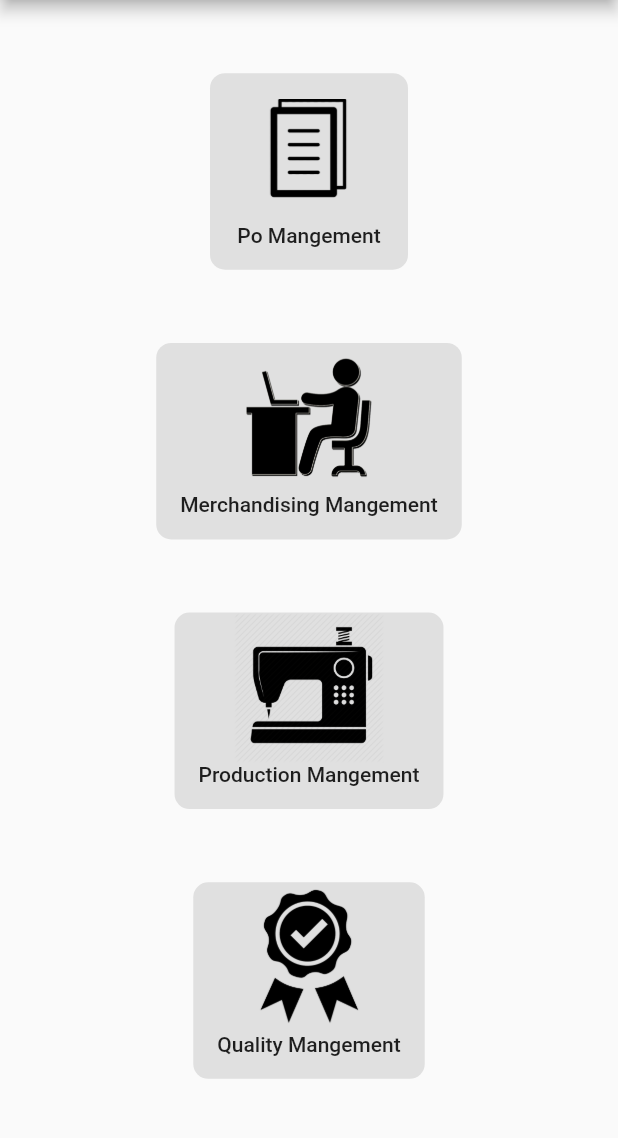
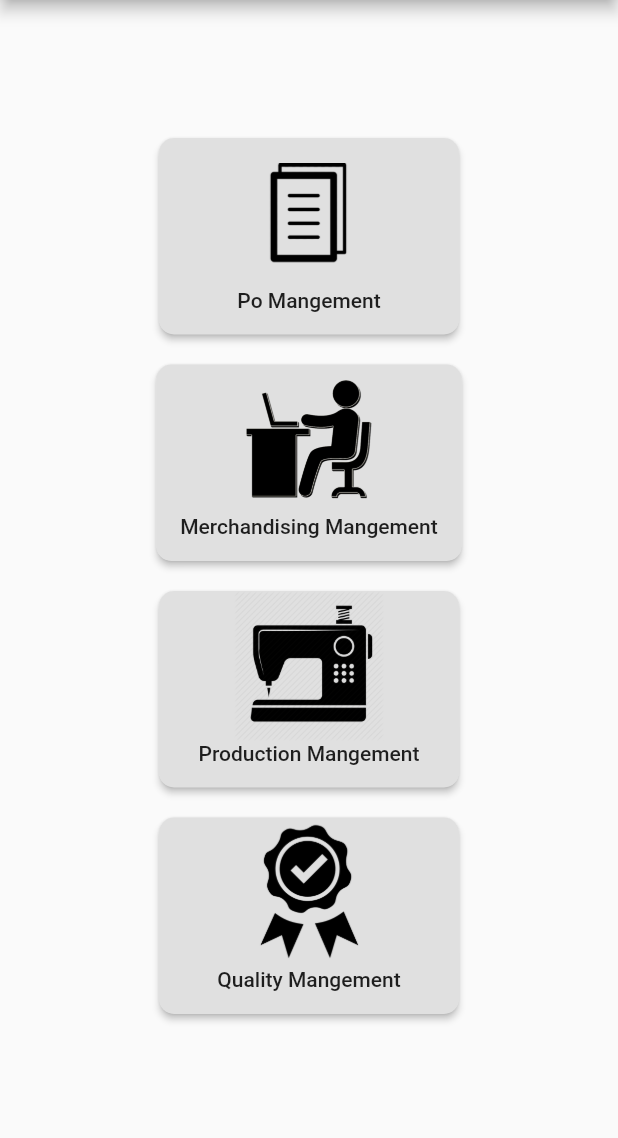
Before and after one commit to sambitraze/AARVI_TEXTILES, a Flutter app: the HomePage screen opened by its route, on a phone screen of 412 x 824 dp, the part 84-1222 px from its top. Run offline on Flutter 3.47's test engine with Material 2 defaults, Android fonts, the phone set to English and light mode, and no system bars; our stand-ins replace cloud_firestore, datetime_picker_formfield, file_picker, firebase_auth, firebase_storage, flutter_datetime_picker; accounts and stored records are empty.

Commit message:
Fix homescreen button
Fix homescreen button

```diff
--- a/lib/Screens/HomePage.dart
+++ b/lib/Screens/HomePage.dart
@@ -13,12 +13,15 @@ class _HomePageState extends State<HomePage> {
         title: Text("Aarvi Textiles"),
       ),
       body: Center(
-        child: Container(
+        child: SingleChildScrollView(
+          padding: EdgeInsets.symmetric(vertical: 20,horizontal: 0),
           child: Column(
+
             crossAxisAlignment: CrossAxisAlignment.center,
             mainAxisAlignment: MainAxisAlignment.spaceEvenly,
             children: <Widget>[
-              FlatButton(
+              MaterialButton(
+                  minWidth: 200,
                   color: Colors.grey[300],
                   shape: RoundedRectangleBorder(
                       borderRadius: BorderRadius.circular(10.0)),
@@ -38,7 +41,9 @@ class _HomePageState extends State<HomePage> {
                       SizedBox(height: 15)
                     ],
                   )),
-              FlatButton(
+              SizedBox(height: 20,),
+              MaterialButton(
+                  minWidth: 200,
                   color: Colors.grey[300],
                   shape: RoundedRectangleBorder(
                       borderRadius: BorderRadius.circular(10.0)),
@@ -58,7 +63,9 @@ class _HomePageState extends State<HomePage> {
                       SizedBox(height: 15)
                     ],
                   )),
-              FlatButton(
+              SizedBox(height: 20,),
+              MaterialButton(
+                  minWidth: 200,
                   color: Colors.grey[300],
                   shape: RoundedRectangleBorder(
                       borderRadius: BorderRadius.circular(10.0)),
@@ -78,7 +85,9 @@ class _HomePageState extends State<HomePage> {
                       SizedBox(height: 15)
                     ],
                   )),
-              FlatButton(
+              SizedBox(height: 20,),
+              MaterialButton(
+                  minWidth: 200,
                   color: Colors.grey[300],
                   shape: RoundedRectangleBorder(
                       borderRadius: BorderRadius.circular(10.0)),
--- a/pubspec.yaml
+++ b/pubspec.yaml
@@ -20,6 +20,8 @@ dependencies:
   datetime_picker_formfield: ^1.0.0
   path_provider:
   flutter_rounded_date_picker:
+  animations: ^1.0.0+5
+
 
 dev_dependencies:
   flutter_test:
```
Also changed, not shown: lib/Screens/PoMang/PoMang.dart (+23 -8 lines), pubspec.lock.
